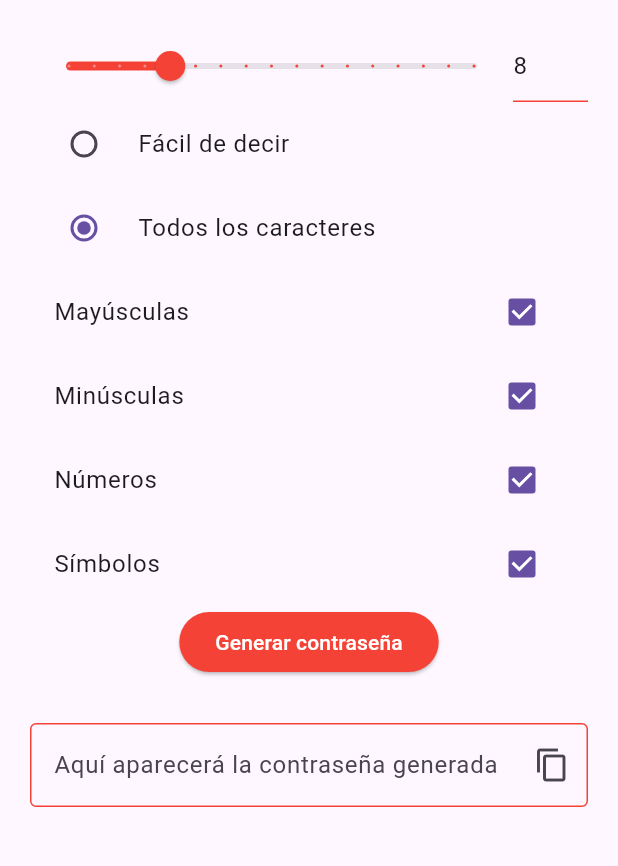
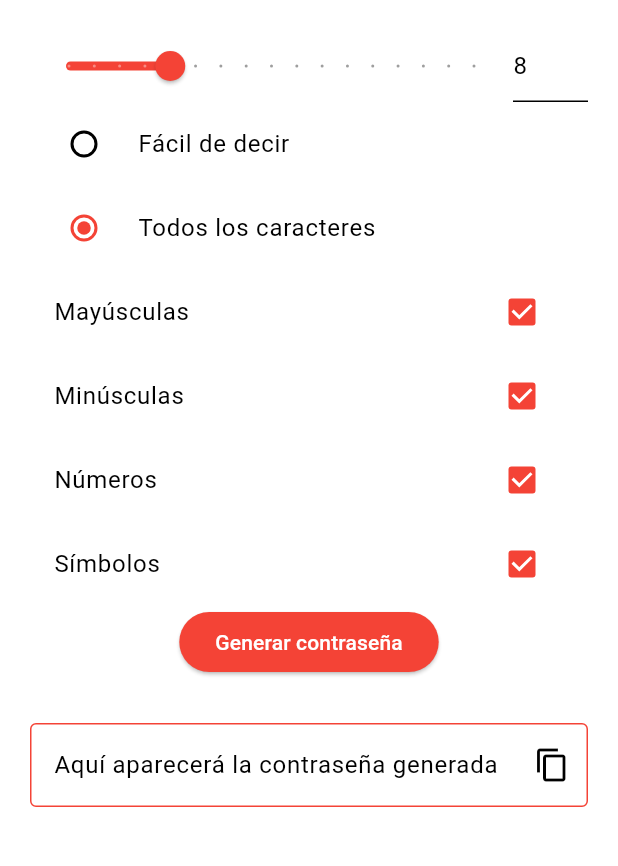
Before and after one commit to lejito/password_generator, a Flutter app: the screen it shows after launch, on a phone screen of 412 x 824 dp, the part 84-950 px from its top. Run offline on Flutter 3.47's test engine with Material 3 defaults, Android fonts, the phone set to English and light mode, and no system bars.

Commit message:
Configure the main theme

```diff
--- a/lib/main.dart
+++ b/lib/main.dart
@@ -11,8 +11,12 @@ class App extends StatelessWidget {
     return MaterialApp(
       title: 'Password Generator',
       theme: ThemeData(
+        primaryColor: Colors.red,
+        brightness: Brightness.light,
+        dividerColor: Colors.red.shade300,
+        colorScheme: const ColorScheme.light(primary: Colors.red),
         primarySwatch: Colors.red,
-        appBarTheme: AppBarTheme(
+        appBarTheme: const AppBarTheme(
           backgroundColor: Colors.red,
           titleTextStyle: TextStyle(color: Colors.white),
         ),
--- a/lib/views/widgets/PasswordGenerator.dart
+++ b/lib/views/widgets/PasswordGenerator.dart
@@ -89,8 +89,6 @@ class _PasswordGeneratorState extends State<PasswordGenerator> {
                             value.round().toString();
                       });
                     },
-                    thumbColor: Colors.red,
-                    activeColor: Colors.red,
                   ),
                 ),
                 SizedBox(
@@ -113,12 +111,6 @@ class _PasswordGeneratorState extends State<PasswordGenerator> {
                       errorText: _validateInput(_passwordLengthController.text)
                           ? null
                           : 'El valor debe estar entre $_minPasswordLength y $_maxPasswordLength',
-                      enabledBorder: const UnderlineInputBorder(
-                        borderSide: BorderSide(color: Colors.red),
-                      ),
-                      focusedBorder: const UnderlineInputBorder(
-                        borderSide: BorderSide(color: Colors.red),
-                      ),
                     ),
                   ),
                 ),
```
